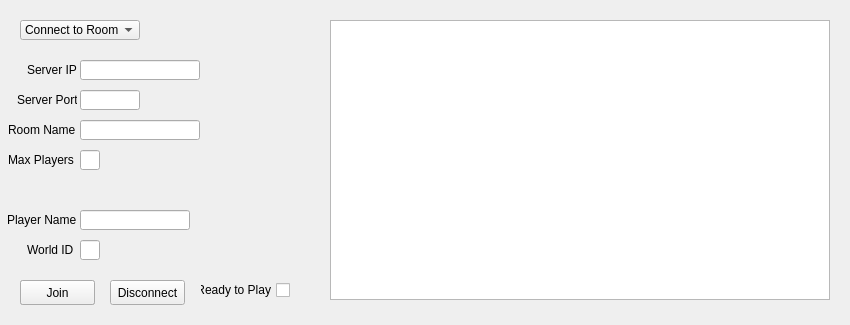
Before: the Qt Designer form View/multiworldClient.ui in Crain-32/Multiworld_Client, drawn with Qt 5.
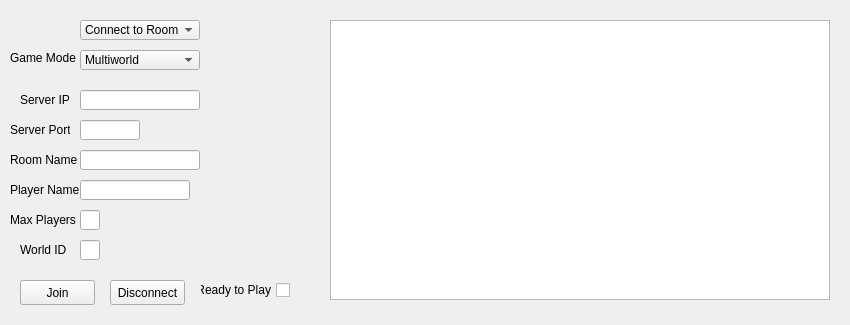
After: the same form once the commit is applied.

Commit message: Massive Refactor for Multiworld Support.

```diff
--- a/View/multiworldClient.ui
+++ b/View/multiworldClient.ui
@@ -62,7 +62,7 @@
     <property name="geometry">
      <rect>
       <x>80</x>
-      <y>60</y>
+      <y>90</y>
       <width>120</width>
       <height>20</height>
      </rect>
@@ -75,7 +75,7 @@
     <property name="geometry">
      <rect>
       <x>80</x>
-      <y>90</y>
+      <y>120</y>
       <width>60</width>
       <height>20</height>
      </rect>
@@ -91,7 +91,7 @@
     <property name="geometry">
      <rect>
       <x>80</x>
-      <y>120</y>
+      <y>150</y>
       <width>120</width>
       <height>20</height>
      </rect>
@@ -101,7 +101,7 @@
     <property name="geometry">
      <rect>
       <x>80</x>
-      <y>210</y>
+      <y>180</y>
       <width>110</width>
       <height>20</height>
      </rect>
@@ -124,16 +124,16 @@
     <property name="geometry">
      <rect>
       <x>80</x>
-      <y>150</y>
+      <y>210</y>
       <width>20</width>
       <height>20</height>
      </rect>
     </property>
    </widget>
-   <widget class="QComboBox" name="modeSelector">
+   <widget class="QComboBox" name="connectionSelection">
     <property name="geometry">
      <rect>
-      <x>20</x>
+      <x>80</x>
       <y>20</y>
       <width>120</width>
       <height>20</height>
@@ -153,8 +153,8 @@
    <widget class="QLabel" name="maxPLayersLabel">
     <property name="geometry">
      <rect>
-      <x>8</x>
-      <y>150</y>
+      <x>10</x>
+      <y>210</y>
       <width>70</width>
       <height>20</height>
      </rect>
@@ -166,7 +166,7 @@
    <widget class="QLabel" name="worldIdLabel">
     <property name="geometry">
      <rect>
-      <x>27</x>
+      <x>20</x>
       <y>240</y>
       <width>50</width>
       <height>20</height>
@@ -179,8 +179,8 @@
    <widget class="QLabel" name="serverPortLabel">
     <property name="geometry">
      <rect>
-      <x>17</x>
-      <y>90</y>
+      <x>10</x>
+      <y>120</y>
       <width>60</width>
       <height>20</height>
      </rect>
@@ -192,8 +192,8 @@
    <widget class="QLabel" name="playerNameLabel">
     <property name="geometry">
      <rect>
-      <x>7</x>
-      <y>210</y>
+      <x>10</x>
+      <y>180</y>
       <width>70</width>
       <height>20</height>
      </rect>
@@ -205,8 +205,8 @@
    <widget class="QLabel" name="serverIPLabel">
     <property name="geometry">
      <rect>
-      <x>27</x>
-      <y>60</y>
+      <x>20</x>
+      <y>90</y>
       <width>50</width>
       <height>20</height>
      </rect>
@@ -218,8 +218,8 @@
    <widget class="QLabel" name="gameRoomNameLabel">
     <property name="geometry">
      <rect>
-      <x>8</x>
-      <y>120</y>
+      <x>10</x>
+      <y>150</y>
       <width>70</width>
       <height>20</height>
      </rect>
@@ -270,6 +270,39 @@
      <string>Disconnect</string>
     </property>
    </widget>
+   <widget class="QComboBox" name="modeSelector">
+    <property name="geometry">
+     <rect>
+      <x>80</x>
+      <y>50</y>
+      <width>120</width>
+      <height>20</height>
+     </rect>
+    </property>
+    <item>
+     <property name="text">
+      <string>Multiworld</string>
+     </property>
+    </item>
+    <item>
+     <property name="text">
+      <string>Coop</string>
+     </property>
+    </item>
+   </widget>
+   <widget class="QLabel" name="gameModeSelectorLabel">
+    <property name="geometry">
+     <rect>
+      <x>10</x>
+      <y>50</y>
+      <width>71</width>
+      <height>16</height>
+     </rect>
+    </property>
+    <property name="text">
+     <string>Game Mode</string>
+    </property>
+   </widget>
   </widget>
  </widget>
  <resources/>
```
Left out of the diff: 6 changed lines with no effect on the pictures. The commit also changes 16 other files.
